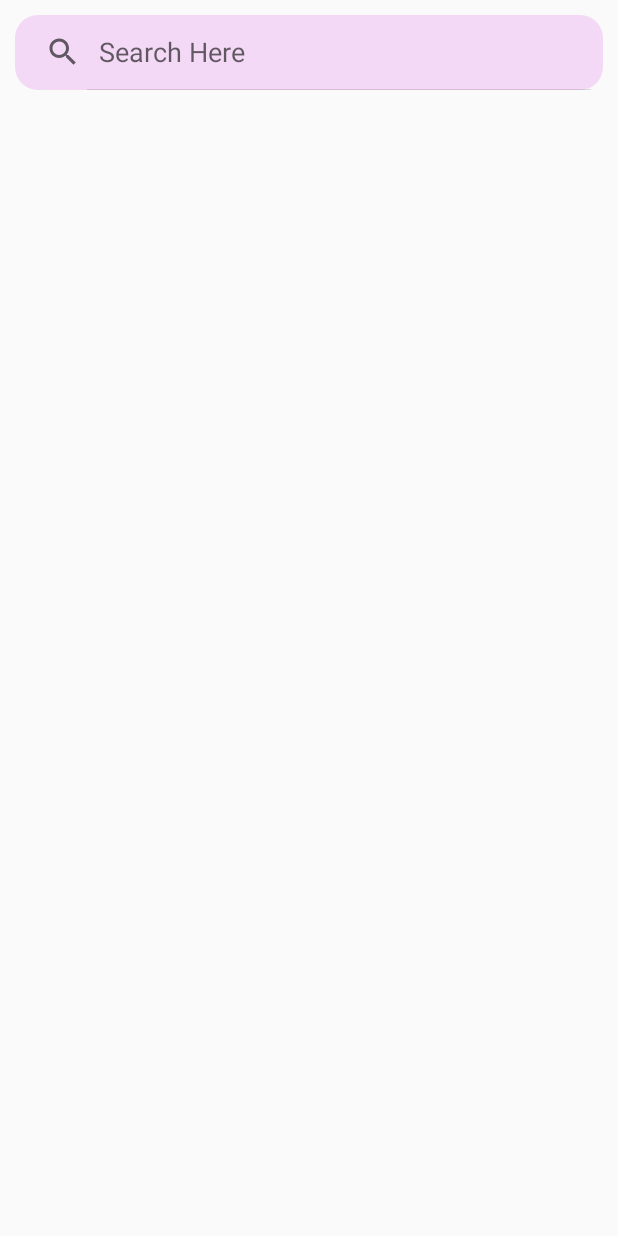
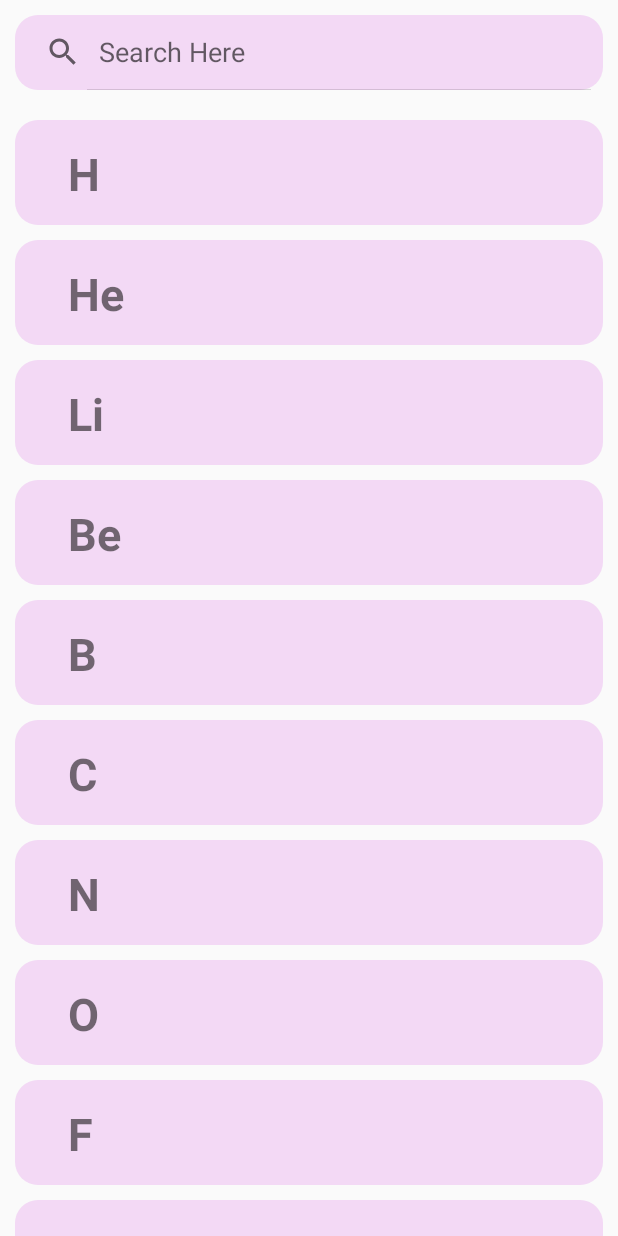
Before and after one commit to 0lbabej/MendiPedia, an Android app: the screen it shows after launch (MainActivity), on a phone screen of 412 x 824 dp. Run offline under Robolectric (Android 15) with nearby library versions, the phone set to English and light mode, and no system bars.

```diff
--- a/app/src/main/java/com/example/mendipedia/ElementsAdapter.kt
+++ b/app/src/main/java/com/example/mendipedia/ElementsAdapter.kt
@@ -7,10 +7,11 @@ import android.view.ViewGroup
 import android.widget.TextView
 import androidx.recyclerview.widget.RecyclerView
 
-class ElementsAdapter: RecyclerView.Adapter<ElementsAdapter.ViewHolder>() {
+class ElementsAdapter(clickListener: ClickListener): RecyclerView.Adapter<ElementsAdapter.ViewHolder>() {
 
     private var elementModelList: List<ElementModel> = arrayListOf()
     private lateinit var context: Context
+    private var clickListener: ClickListener = clickListener
 
     fun setData(elementModel: List<ElementModel>){
         this.elementModelList = elementModel
@@ -25,14 +26,25 @@ class ElementsAdapter: RecyclerView.Adapter<ElementsAdapter.ViewHolder>() {
     override fun onBindViewHolder(holder: ViewHolder, position: Int) {
         var elementModel = elementModelList.get(position)
         var elementName = elementModel.elementName
+        var elementId = elementModel.elementId
+        var elementMass = elementModel.elementMass
+        var elementDescription = elementModel.elementDescription
 
         holder.textViewElementName.text = elementName
+
+        holder.itemView.setOnClickListener{
+            clickListener.clickedElement(elementModel)
+        }
     }
 
     override fun getItemCount(): Int {
         return elementModelList.size
     }
 
+    interface ClickListener{
+        fun clickedElement(elementModel: ElementModel)
+    }
+
     class ViewHolder(itemView: View): RecyclerView.ViewHolder(itemView){
         var textViewElementName = itemView.findViewById<TextView>(R.id.textViewElementName)
     }
--- a/app/src/main/java/com/example/mendipedia/MainActivity.kt
+++ b/app/src/main/java/com/example/mendipedia/MainActivity.kt
@@ -1,13 +1,63 @@
 package com.example.mendipedia
 
+import android.content.Intent
 import android.os.Bundle
 import androidx.appcompat.app.AppCompatActivity
+import androidx.recyclerview.widget.DividerItemDecoration
+import androidx.recyclerview.widget.LinearLayoutManager
+import androidx.recyclerview.widget.RecyclerView
 
 
-class MainActivity : AppCompatActivity() {
+class MainActivity : AppCompatActivity(), ElementsAdapter.ClickListener {
+
+    private lateinit var recyclerView: RecyclerView
+    private lateinit var elementsAdapter: ElementsAdapter
 
     override fun onCreate(savedInstanceState: Bundle?) {
         super.onCreate(savedInstanceState)
         setContentView(R.layout.activity_main)
+
+        initData()
+    }
+
+    private fun initData(){
+        recyclerView = findViewById(R.id.recyclerView)
+        initRecyclerView()
+    }
+
+    private fun initRecyclerView(){
+        recyclerView.layoutManager = LinearLayoutManager(this)
+        elementsAdapter = ElementsAdapter(this)
+        recyclerView.adapter = elementsAdapter
+        showData()
+    }
+
+    private fun createElements(): List<ElementModel>{
+        var elementList = ArrayList<ElementModel>()
+//        elementList.add(ElementModel("", "", "", ""))
+        elementList.add(ElementModel("H", "1", "1,00797", "Водород"))
+        elementList.add(ElementModel("He", "2", "4,0026", "Гелий"))
+        elementList.add(ElementModel("Li", "3", "6,939", "Литий"))
+        elementList.add(ElementModel("Be", "4", "9,0122", "Бериллий"))
+        elementList.add(ElementModel("B", "5", "10,811", "Бор"))
+        elementList.add(ElementModel("C", "6", "12,01115", "Углерод"))
+        elementList.add(ElementModel("N", "7", "14,0067", "Азот"))
+        elementList.add(ElementModel("O", "8", "15,9994", "Кислород"))
+        elementList.add(ElementModel("F", "9", "18,9984", "Фтор"))
+        elementList.add(ElementModel("Ne", "10", "20,179", "Неон"))
+        elementList.add(ElementModel("Na", "11", "22,9898", "Натрий"))
+        elementList.add(ElementModel("Mg", "12", "24,305", "Магний"))
+        elementList.add(ElementModel("Al", "13", "26,9815", "Алюминий"))
+        elementList.add(ElementModel("Si", "14", "28,085", "Кремний"))
+
+
+        return elementList
+    }
+    private fun showData(){
+        elementsAdapter.setData(createElements())
+    }
+
+    override fun clickedElement(elementModel: ElementModel) {
+        startActivity(Intent(this, AboutActivity::class.java).putExtra("elementName", elementModel.elementName))
     }
 }
--- a/app/src/main/res/layout/activity_main.xml
+++ b/app/src/main/res/layout/activity_main.xml
@@ -36,7 +36,7 @@
         <androidx.recyclerview.widget.RecyclerView
             android:id="@+id/recyclerView"
             android:layout_width="match_parent"
-            android:layout_height="match_parent" />
+            android:layout_height="wrap_content" />
     </ScrollView>
 
 
```
Also changed, not shown: app/src/main/java/com/example/mendipedia/AboutActivity.kt (+24 -1 lines).
